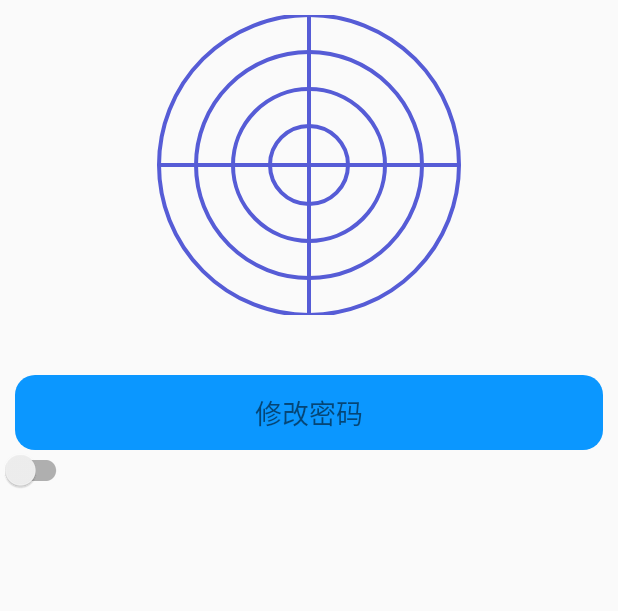
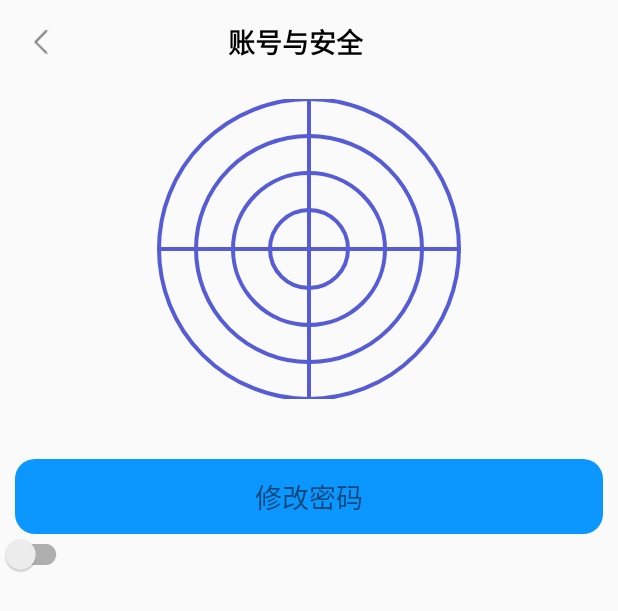
Before and after one commit to yangzhenhe111/ChongBao, an Android app: the layout activity_acount_security.xml on its own in the app's theme, with its tools: preview values and no code run, on a phone screen of 412 x 824 dp. Shown: the top 611 px of the screen. Run offline under Robolectric (Android 15) with nearby library versions, the phone set to English and light mode, and no system bars; plain views replace SwitchButton.

Commit message:
新增java

```diff
--- a/app/src/main/java/com/example/pet/other/Cache.java
+++ b/app/src/main/java/com/example/pet/other/Cache.java
@@ -1,4 +1,5 @@
 package com.example.pet.other;
 
 public class Cache {
+
 }
--- a/app/src/main/res/layout/activity_acount_security.xml
+++ b/app/src/main/res/layout/activity_acount_security.xml
@@ -2,8 +2,23 @@
 <LinearLayout xmlns:android="http://schemas.android.com/apk/res/android"
     android:layout_width="match_parent"
     android:layout_height="match_parent"
+    xmlns:app="http://schemas.android.com/apk/res-auto"
     android:orientation="vertical">
+    <androidx.appcompat.widget.Toolbar
+        android:id="@+id/acount_security_toolbar"
+        android:layout_width="match_parent"
+        android:layout_height="wrap_content"
+        app:navigationIcon="@drawable/nav">
 
+        <TextView
+            android:layout_width="250dp"
+            android:layout_height="match_parent"
+            android:gravity="center"
+            android:text="账号与安全"
+            android:textColor="@color/black"
+            android:textSize="18sp"
+            android:textStyle="bold" />
+    </androidx.appcompat.widget.Toolbar>
     <com.example.pet.my.RadarView
         xmlns:app="http://schemas.android.com/apk/res-auto"
         android:id="@+id/acount_security_radar"
--- a/app/src/main/res/layout/activity_setting.xml
+++ b/app/src/main/res/layout/activity_setting.xml
@@ -96,6 +96,8 @@
         android:textSize="18sp" />
 
     <TextView
+        android:onClick="onClicked"
+        android:id="@+id/setting_acount_security"
         android:layout_width="match_parent"
         android:layout_height="50dp"
         android:layout_marginLeft="10dp"
```
Also changed, not shown: app/src/main/AndroidManifest.xml (+4 -4 lines), app/src/main/java/com/example/pet/my/AcountSecurity.java (+16 -1 lines), app/src/main/java/com/example/pet/my/Setting.java (+10 -0 lines).
